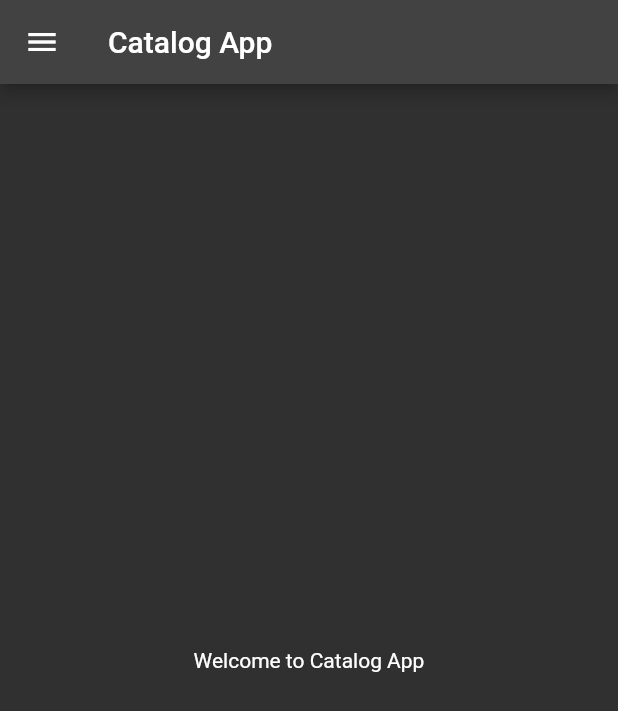
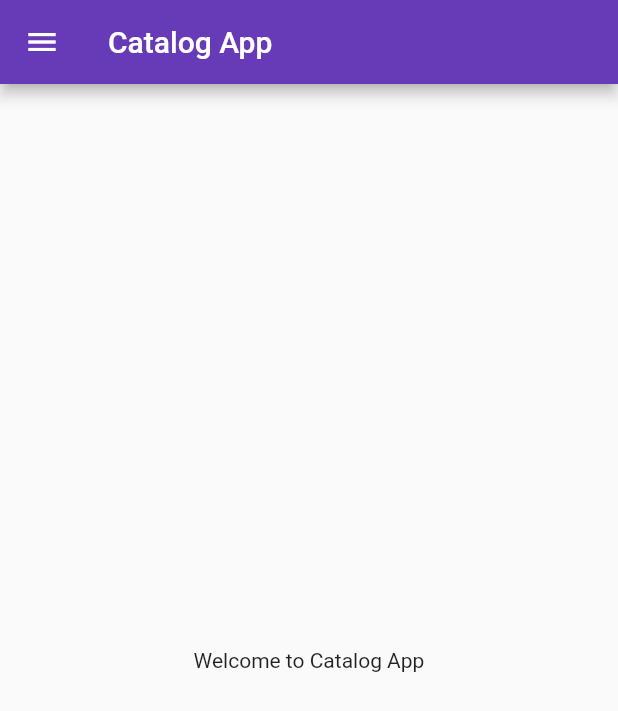
Before and after one commit to W0lvRine007/Catalog-App, a Flutter app: the screen it shows after launch, on a phone screen of 412 x 824 dp. Shown: the top 711 px of the screen. Run offline on Flutter 3.47's test engine with Material 2 defaults, Android fonts, the phone set to English and light mode, and no system bars.

Commit message:
third modification

```diff
--- a/catalog_app/lib/main.dart
+++ b/catalog_app/lib/main.dart
@@ -1,4 +1,5 @@
 import 'package:catalog_app/pages/home_page.dart';
+import 'package:catalog_app/pages/login_page.dart';
 import 'package:flutter/material.dart';
 
 void main() {
@@ -11,10 +12,15 @@ class MyApp extends StatelessWidget {
   @override
   Widget build(BuildContext context) {
     return MaterialApp(
-      home: HomePage(),
-      themeMode: ThemeMode.dark,
+      themeMode: ThemeMode.light,
       theme: ThemeData(primarySwatch: Colors.deepPurple),
       darkTheme: ThemeData(brightness: Brightness.dark),
+      initialRoute: "/home",
+      routes: {
+        "/": (context) => LoginPage(),
+        "/home": (context) => HomePage(),
+        "/login": (context) => LoginPage(),
+      },
     );
   }
 }
--- a/catalog_app/pubspec.yaml
+++ b/catalog_app/pubspec.yaml
@@ -45,8 +45,8 @@ flutter:
   uses-material-design: true
 
   # To add assets to your application, add an assets section, like this:
-  # assets:
-  #   - images/a_dot_burr.jpeg
+  assets:
+    - assets/images/
   #   - images/a_dot_ham.jpeg
 
   # An image asset can refer to one or more resolution-specific "variants", see
```
Also changed, not shown: catalog_app/lib/pages/login_page.dart (added, +14 -0 lines), catalog_app/assets/images/login.png (added).
